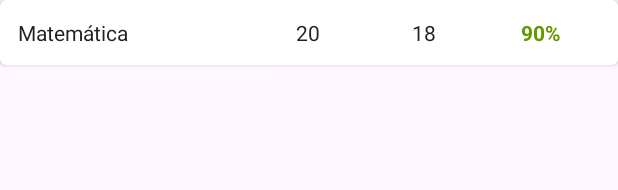
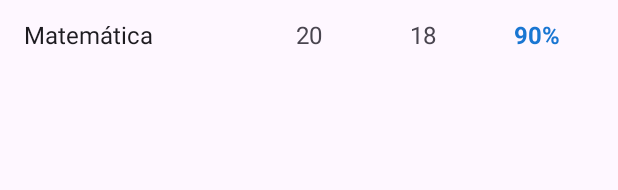
Before and after one commit to paulovitorss/AtividadeAvaliativa, an Android app: the layout item_frequencia.xml on its own in the app's theme, with its tools: preview values and no code run, on a phone screen of 412 x 824 dp. Shown: the top 190 px of the screen. Run offline under Robolectric (Android 15) with nearby library versions, the phone set to English and light mode, and no system bars.

```diff
--- a/app/src/main/AndroidManifest.xml
+++ b/app/src/main/AndroidManifest.xml
@@ -18,7 +18,7 @@
             android:name=".ui.grade.GradeActivity"
             android:exported="false" />
         <activity
-            android:name=".FrequenciaActivity"
+            android:name=".ui.attendance.AttendanceActivity"
             android:exported="false" />
         <activity
             android:name=".DesempenhoActivity"
--- a/app/src/main/java/br/com/unemat/paulo/atividadeavaliativa/data/remote/ApiService.java
+++ b/app/src/main/java/br/com/unemat/paulo/atividadeavaliativa/data/remote/ApiService.java
@@ -3,6 +3,7 @@ package br.com.unemat.paulo.atividadeavaliativa.data.remote;
 import java.util.List;
 import java.util.UUID;
 
+import br.com.unemat.paulo.atividadeavaliativa.data.model.Attendance;
 import br.com.unemat.paulo.atividadeavaliativa.data.model.CreateGradeRequest;
 import br.com.unemat.paulo.atividadeavaliativa.data.model.Grade;
 import br.com.unemat.paulo.atividadeavaliativa.data.model.LoginRequest;
@@ -36,4 +37,7 @@ public interface ApiService {
 
     @DELETE("/api/v1/grades/{gradeId}")
     Call<Void> deleteGrade(@Path("gradeId") UUID gradeId);
+
+    @GET("/api/v1/attendance-records/student/{studentId}")
+    Call<List<Attendance>> getAttendanceForStudent(@Path("studentId") UUID studentId);
 }
--- a/app/src/main/res/layout/activity_user.xml
+++ b/app/src/main/res/layout/activity_user.xml
@@ -63,7 +63,7 @@
 
             <!-- Card Frequência -->
             <androidx.cardview.widget.CardView
-                android:id="@+id/cardFrequencia"
+                android:id="@+id/cardAttendance"
                 style="@style/ClickableCard">
 
                 <TextView
--- a/app/src/main/res/layout/item_frequencia.xml
+++ b/app/src/main/res/layout/item_frequencia.xml
@@ -1,26 +1,21 @@
 <?xml version="1.0" encoding="utf-8"?>
-<androidx.cardview.widget.CardView xmlns:android="http://schemas.android.com/apk/res/android"
-    xmlns:app="http://schemas.android.com/apk/res-auto"
+<LinearLayout xmlns:android="http://schemas.android.com/apk/res/android"
+    xmlns:tools="http://schemas.android.com/tools"
     android:layout_width="match_parent"
     android:layout_height="wrap_content"
-    android:layout_marginBottom="8dp"
-    app:cardCornerRadius="4dp"
-    app:cardElevation="2dp">
-
-    <LinearLayout
-        android:layout_width="match_parent"
-        android:layout_height="wrap_content"
+    android:gravity="center_vertical"
     android:orientation="horizontal"
-        android:padding="12dp">
+    android:paddingHorizontal="16dp"
+    android:paddingVertical="12dp">
 
     <TextView
         android:id="@+id/txtDisciplina"
         android:layout_width="0dp"
         android:layout_height="wrap_content"
         android:layout_weight="2"
-            android:text="Matemática"
-            android:textColor="@color/colorPrimaryText"
-            android:textSize="14sp" />
+        android:textColor="?attr/colorOnSurface"
+        android:textSize="16sp"
+        tools:text="Matemática" />
 
     <TextView
         android:id="@+id/txtTotalAulas"
@@ -28,29 +23,28 @@
         android:layout_height="wrap_content"
         android:layout_weight="1"
         android:gravity="center"
-            android:text="20"
-            android:textColor="@color/colorPrimaryText"
-            android:textSize="14sp" />
+        android:textColor="?attr/colorOnSurfaceVariant"
+        android:textSize="16sp"
+        tools:text="20" />
 
     <TextView
-            android:id="@+id/txtAulasPresentes"
+        android:id="@+id/txtPresencas"
         android:layout_width="0dp"
         android:layout_height="wrap_content"
         android:layout_weight="1"
         android:gravity="center"
-            android:text="18"
-            android:textColor="@color/colorPrimaryText"
-            android:textSize="14sp" />
+        android:textColor="?attr/colorOnSurfaceVariant"
+        android:textSize="16sp"
+        tools:text="18" />
 
     <TextView
-            android:id="@+id/txtPorcentagem"
+        android:id="@+id/txtPercentual"
         android:layout_width="0dp"
         android:layout_height="wrap_content"
         android:layout_weight="1"
         android:gravity="center"
-            android:text="90%"
-            android:textColor="@android:color/holo_green_dark"
-            android:textSize="14sp"
-            android:textStyle="bold" />
+        android:textColor="?attr/colorPrimary"
+        android:textSize="16sp"
+        android:textStyle="bold"
+        tools:text="90%" />
 </LinearLayout>
-</androidx.cardview.widget.CardView>
```
Also changed, not shown: app/src/main/java/br/com/unemat/paulo/atividadeavaliativa/data/model/Attendance.java (added, +41 -0 lines), app/src/main/java/br/com/unemat/paulo/atividadeavaliativa/data/model/AttendanceSummary.java (added, +47 -0 lines), app/src/main/java/br/com/unemat/paulo/atividadeavaliativa/data/repository/AttendanceRepository.java (added, +45 -0 lines), app/src/main/java/br/com/unemat/paulo/atividadeavaliativa/ui/attendance/AttendanceActivity.java (added, +97 -0 lines), app/src/main/java/br/com/unemat/paulo/atividadeavaliativa/ui/attendance/AttendanceAdapter.java (added, +68 -0 lines), app/src/main/java/br/com/unemat/paulo/atividadeavaliativa/ui/attendance/AttendanceViewModel.java (added, +108 -0 lines), app/src/main/java/br/com/unemat/paulo/atividadeavaliativa/ui/user/UserActivity.java (+58 -44 lines), app/src/main/res/layout/activity_frequencia.xml (+36 -16 lines), app/src/main/res/values/strings.xml (+4 -4 lines). Lines whose indentation alone changed are shown as unchanged.
